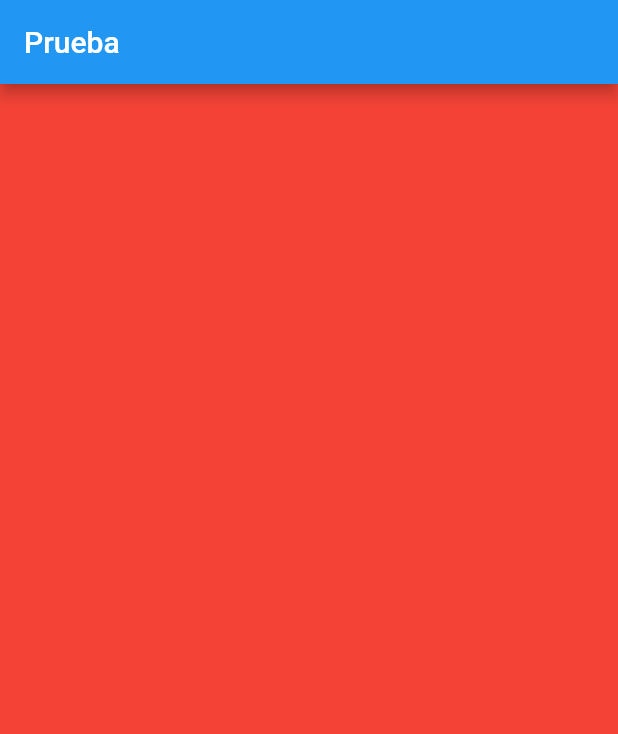
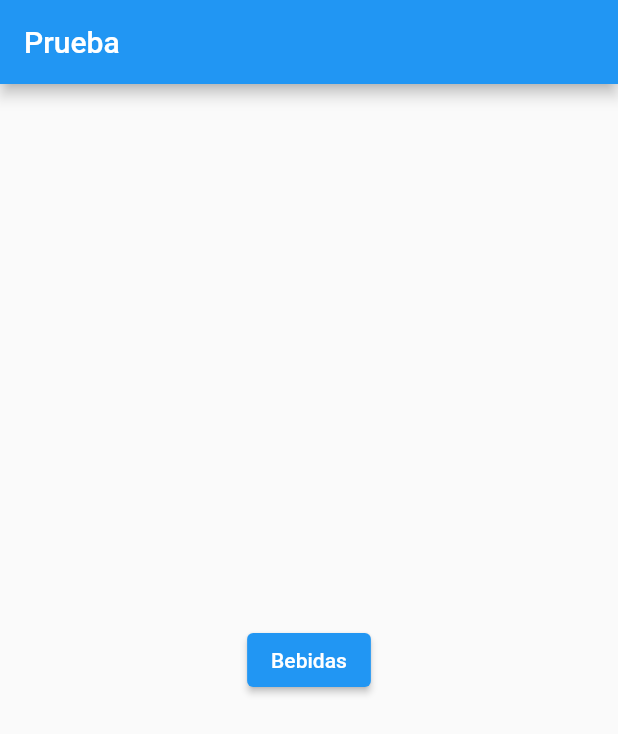
Before and after one commit to TottiDev/flutter_application_1, a Flutter app: the screen it shows after launch, on a phone screen of 412 x 824 dp. Shown: the top 734 px of the screen. Run offline on Flutter 3.47's test engine with Material 2 defaults, Android fonts, the phone set to English and light mode, and no system bars.

Commit message:
Primer Elevated Button

```diff
--- a/lib/helpers/MyHomePage.dart
+++ b/lib/helpers/MyHomePage.dart
@@ -30,8 +30,16 @@ class _MyHomePageState extends State<MyHomePage>
   @override
   Widget build(BuildContext context) {
     return Scaffold(
-      appBar: AppBar(title: Text("Prueba"),),
-      body: Center(child: Container(color: Colors.red,)),
-    );
+        appBar: AppBar(
+          title: Text("Prueba"),
+        ),
+        body: Container(
+            alignment: Alignment.center,
+            padding: EdgeInsets.all(32),
+            child: ElevatedButton(
+              style: ButtonStyle(),
+              child: Text("Bebidas"),
+              onPressed: () {},
+            )));
   }
 }
```
